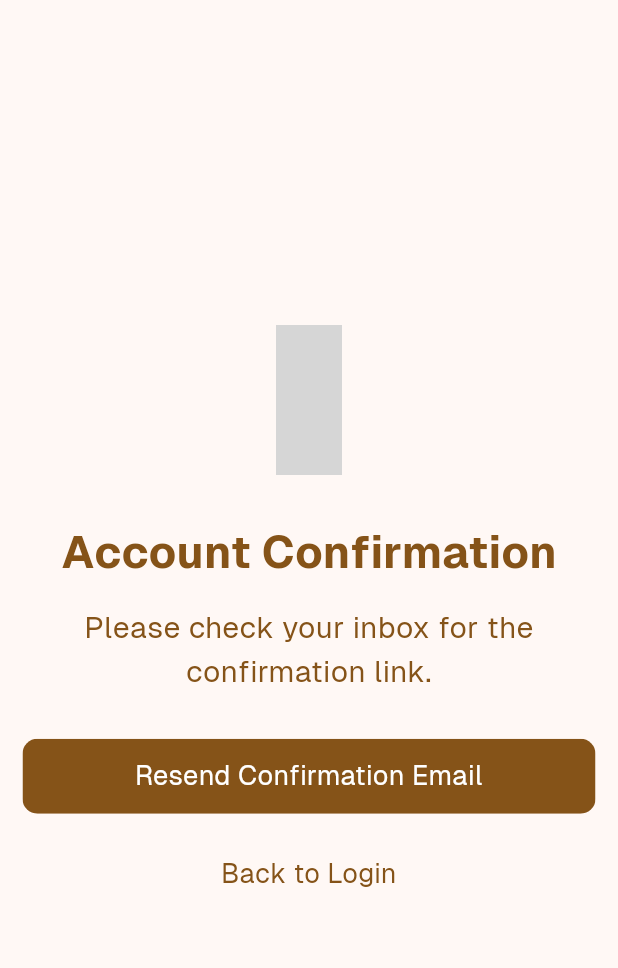
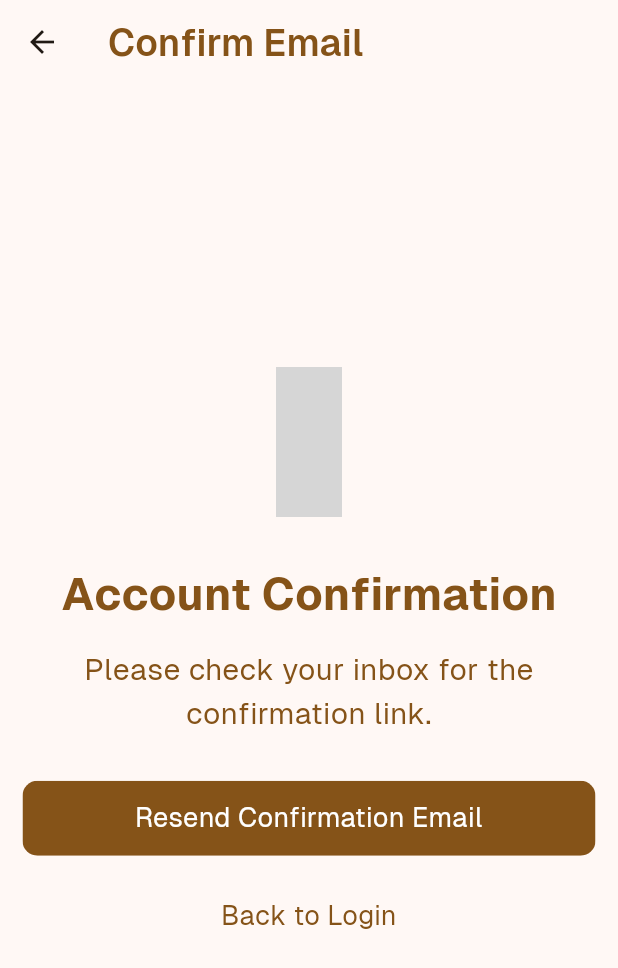
Before and after one commit to kiannaquines/crowd-monitoring-mobile-app, a Flutter app: the ConfirmationEmailScreen screen opened directly, on a phone screen of 412 x 824 dp. Shown: the top 968 px of the screen. Run offline on Flutter 3.47's test engine with Material 3 defaults, Android fonts, the phone set to English and light mode, and no system bars; our stand-ins replace iconsax; grey boxes are pictures that could not be loaded.

```diff
--- a/lib/screens/Login_Screen.dart
+++ b/lib/screens/Login_Screen.dart
@@ -53,6 +53,7 @@ class _LoginScreenState extends State<LoginScreen> {
             color: colorScheme.primary,
           ),
         ),
+        leading: null,
       ),
       body: Stack(children: <Widget>[
         SingleChildScrollView(
@@ -62,7 +63,7 @@ class _LoginScreenState extends State<LoginScreen> {
             crossAxisAlignment: CrossAxisAlignment.stretch,
             children: [
               Text(
-                "Start your college journey with TaraLibrary!",
+                "Start your college journey with TaraLibrary App!",
                 style: TextStyle(
                   fontSize: 25.0,
                   fontWeight: FontWeight.bold,
--- a/lib/screens/Register_Screen.dart
+++ b/lib/screens/Register_Screen.dart
@@ -17,7 +17,7 @@ class _RegisterScreenState extends State<RegisterScreen> {
   }
 
   void signUpWithEmail() {
-    Navigator.of(context).push(
+    Navigator.of(context).pushReplacement(
       MaterialPageRoute(
         builder: (context) => const LoginScreen(),
       ),
@@ -42,6 +42,7 @@ class _RegisterScreenState extends State<RegisterScreen> {
             color: colorScheme.primary,
           ),
         ),
+        leading: null,
       ),
       body: Stack(children: <Widget>[
         SingleChildScrollView(
--- a/lib/screens/confirmation_email_screen.dart
+++ b/lib/screens/confirmation_email_screen.dart
@@ -14,6 +14,17 @@ class _ConfirmationEmailScreenState extends State<ConfirmationEmailScreen> {
     final colorScheme = Theme.of(context).colorScheme;
 
     return Scaffold(
+      appBar: AppBar(
+        title: Text(
+          'Confirm Email',
+          style: TextStyle(
+            fontSize: 25.0,
+            fontWeight: FontWeight.w600,
+            color: colorScheme.primary,
+          ),
+        ),
+        leading: null,
+      ),
       body: Padding(
         padding: const EdgeInsets.all(15),
         child: SizedBox(
--- a/lib/screens/forgot_password_screen.dart
+++ b/lib/screens/forgot_password_screen.dart
@@ -48,6 +48,7 @@ class _ForgotPasswordScreenState extends State<ForgotPasswordScreen> {
             color: colorScheme.primary,
           ),
         ),
+        leading: null,
       ),
       body: Stack(children: <Widget>[
         SingleChildScrollView(
```
